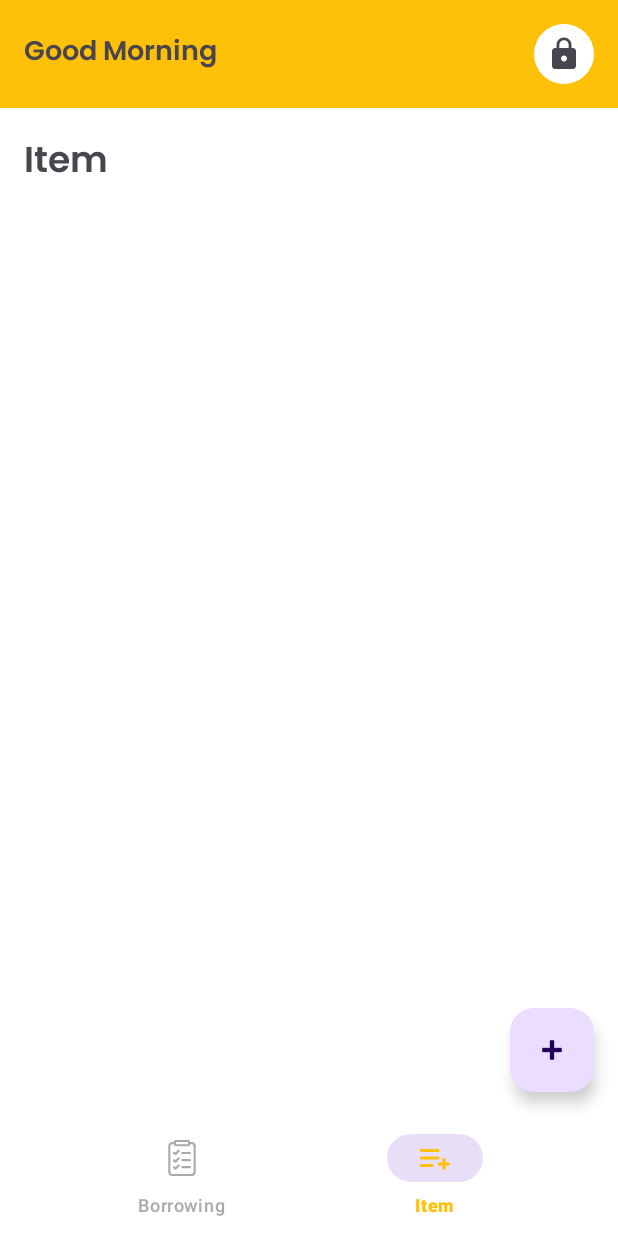
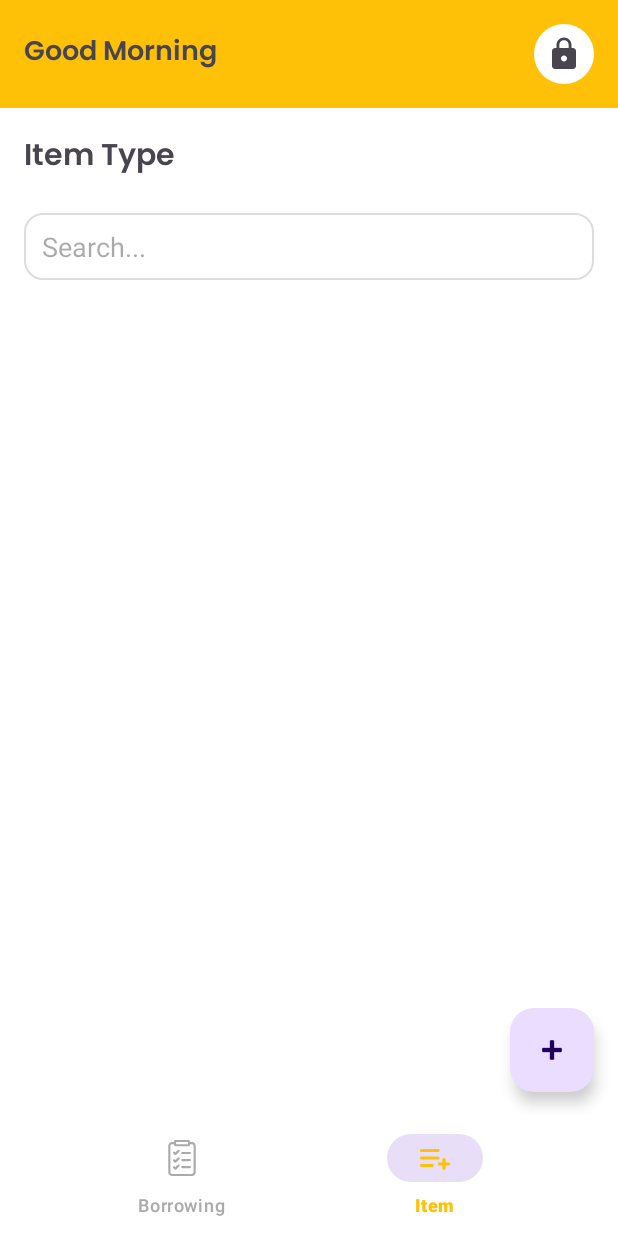
Before and after one commit to rayhanfay/pplm-project, an Android app: the BorrowingFragment screen opened directly, with no data from a screen before it, item 2 of the bottom bar chosen, on a phone screen of 412 x 824 dp. Run offline under Robolectric (Android 15) with nearby library versions, the phone set to English and light mode, and no system bars; our stand-ins replace Firebase (no records; nobody signed in at launch, a user with empty details on screens opened directly).

Commit message:
02.21 19.05.2025

```diff
--- a/ProjectInventarisUAS/app/src/main/java/com/pplm/projectinventarisuas/ui/adminsection/borrowing/BorrowingDetailActivity.kt
+++ b/ProjectInventarisUAS/app/src/main/java/com/pplm/projectinventarisuas/ui/adminsection/borrowing/BorrowingDetailActivity.kt
@@ -24,6 +24,8 @@ class BorrowingDetailActivity : AppCompatActivity() {
 
         val item = intent.getParcelableExtra<Borrowing>("borrowing")
         item?.let {
+            supportActionBar?.title = it.borrowing_id
+
             binding.tvBorrowingCode.text = "Borrowing Code: ${it.borrowing_id}"
             binding.tvDateBorrowed.text = "Date Borrowed: ${it.date_borrowed}"
             binding.tvStartHours.text = "Start Hours: ${it.start_hour}"
--- a/ProjectInventarisUAS/app/src/main/java/com/pplm/projectinventarisuas/ui/adminsection/item/ItemDetailActivity.kt
+++ b/ProjectInventarisUAS/app/src/main/java/com/pplm/projectinventarisuas/ui/adminsection/item/ItemDetailActivity.kt
@@ -67,6 +67,7 @@ class ItemDetailActivity : AppCompatActivity() {
     private fun setupToolbar() {
         setSupportActionBar(binding.toolbar)
         supportActionBar?.setDisplayHomeAsUpEnabled(true)
+        supportActionBar?.title = item.item_name
         binding.toolbar.setNavigationOnClickListener {
             onBackPressedDispatcher.onBackPressed()
         }
--- a/ProjectInventarisUAS/app/src/main/java/com/pplm/projectinventarisuas/ui/adminsection/item/ItemFragment.kt
+++ b/ProjectInventarisUAS/app/src/main/java/com/pplm/projectinventarisuas/ui/adminsection/item/ItemFragment.kt
@@ -5,7 +5,10 @@ import android.os.Bundle
 import android.view.LayoutInflater
 import android.view.View
 import android.view.ViewGroup
-import android.widget.Toast
+import androidx.core.widget.doOnTextChanged
+import androidx.recyclerview.widget.GridLayoutManager
+import com.pplm.projectinventarisuas.data.model.ItemSummary
+import com.pplm.projectinventarisuas.utils.adapter.ItemSummaryAdapter
 import androidx.fragment.app.Fragment
 import androidx.lifecycle.ViewModelProvider
 import androidx.recyclerview.widget.LinearLayoutManager
@@ -25,6 +28,7 @@ class ItemFragment : Fragment() {
     private val binding get() = _binding!!
     private lateinit var viewModel: ItemViewModel
     private lateinit var adapter: ItemAdapter
+    private lateinit var summaryAdapter: ItemSummaryAdapter
     private var isDialogVisible = false
 
     override fun onCreateView(
@@ -38,8 +42,17 @@ class ItemFragment : Fragment() {
     override fun onViewCreated(view: View, savedInstanceState: Bundle?) {
         super.onViewCreated(view, savedInstanceState)
 
+        setupSearchBar()
+        setupSwipeToRefresh()
         setupRecyclerView()
         setupViewModel()
+    }
+
+    private fun setupSearchBar() {
+        binding.etSearch.doOnTextChanged { text, _, _, _ ->
+            val query = text.toString()
+            viewModel.searchItems(query)
+        }
     }
 
     private fun setupRecyclerView() {
@@ -53,11 +66,23 @@ class ItemFragment : Fragment() {
     private fun setupViewModel() {
         val borrowingRepository = BorrowingRepository()
         val userRepository = UserRepository()
-        val viewModelFactory = ViewModelFactory(ItemRepository(), borrowingRepository, userRepository)
+        val viewModelFactory =
+            ViewModelFactory(ItemRepository(), borrowingRepository, userRepository)
         viewModel = ViewModelProvider(this, viewModelFactory)[ItemViewModel::class.java]
 
         viewModel.items.observe(viewLifecycleOwner) { itemList ->
             adapter.updateItems(itemList)
+        }
+
+        viewModel.summaryItems.observe(viewLifecycleOwner) { itemList ->
+            val summaryMap = itemList
+                .groupingBy { it.item_type }
+                .eachCount()
+                .map { ItemSummary(it.key, it.value) }
+
+            summaryAdapter = ItemSummaryAdapter(summaryMap)
+            binding.rvItemSummary.layoutManager = GridLayoutManager(requireContext(), 2)
+            binding.rvItemSummary.adapter = summaryAdapter
         }
 
         viewModel.loadItems()
@@ -96,14 +121,38 @@ class ItemFragment : Fragment() {
     }
 
     private fun deleteItem(item: Item) {
-        viewModel.deleteItem(item)
-        if (!isDialogVisible) {
-            isDialogVisible = true
-            CustomDialog.alert(
-                context = requireContext(),
-                message = "Item deleted successfully",
-                onDismiss = { isDialogVisible = false }
-            )
+        if (isDialogVisible) return
+
+        isDialogVisible = true
+        CustomDialog.confirm(
+            context = requireContext(),
+            message = "Yakin ingin menghapus item ini?",
+            onConfirm = {
+                viewModel.deleteItem(item)
+                CustomDialog.alert(
+                    context = requireContext(),
+                    message = "Item berhasil dihapus",
+                    onDismiss = { isDialogVisible = false }
+                )
+            },
+            onCancel = {
+                isDialogVisible = false
+            }
+        )
+    }
+
+    private fun setupSwipeToRefresh() {
+        binding.swipeRefresh.setOnRefreshListener {
+            binding.etSearch.setText("")
+            binding.etSearch.clearFocus()
+
+            val imm =
+                requireContext().getSystemService(android.content.Context.INPUT_METHOD_SERVICE) as android.view.inputmethod.InputMethodManager
+            imm.hideSoftInputFromWindow(binding.etSearch.windowToken, 0)
+
+            viewModel.loadItems()
+
+            binding.swipeRefresh.isRefreshing = false
         }
     }
 
--- a/ProjectInventarisUAS/app/src/main/java/com/pplm/projectinventarisuas/ui/studentsection/borrowing/BorrowingItemActivity.kt
+++ b/ProjectInventarisUAS/app/src/main/java/com/pplm/projectinventarisuas/ui/studentsection/borrowing/BorrowingItemActivity.kt
@@ -76,6 +76,7 @@ class BorrowingItemActivity : AppCompatActivity() {
                 }
             } else {
                 binding.etItemName.setText(name)
+                supportActionBar?.title = name
             }
         }
 
--- a/ProjectInventarisUAS/app/src/main/res/layout/fragment_item.xml
+++ b/ProjectInventarisUAS/app/src/main/res/layout/fragment_item.xml
@@ -1,25 +1,65 @@
 <?xml version="1.0" encoding="utf-8"?>
-<LinearLayout xmlns:android="http://schemas.android.com/apk/res/android"
+<FrameLayout xmlns:android="http://schemas.android.com/apk/res/android"
     xmlns:tools="http://schemas.android.com/tools"
     android:layout_width="match_parent"
     android:layout_height="match_parent"
-    tools:context=".ui.adminsection.item.ItemFragment"
+    android:background="@color/white"
+    tools:context=".ui.adminsection.item.ItemFragment">
+
+    <androidx.swiperefreshlayout.widget.SwipeRefreshLayout
+        android:id="@+id/swipeRefresh"
+        android:layout_width="match_parent"
+        android:layout_height="match_parent">
+
+        <ScrollView
+            android:layout_width="match_parent"
+            android:layout_height="match_parent"
+            android:fillViewport="true">
+
+            <LinearLayout
+                android:layout_width="match_parent"
+                android:layout_height="wrap_content"
                 android:orientation="vertical"
-    android:padding="16dp">
+                android:padding="16dp"
+                android:paddingBottom="24dp">
 
                 <TextView
                     android:layout_width="wrap_content"
                     android:layout_height="wrap_content"
-        android:text="Item"
+                    android:text="Item Type"
                     android:fontFamily="@font/poppins_semibold"
-        android:textSize="24sp"
+                    android:textSize="20sp"
                     android:textStyle="bold"
-        android:layout_marginBottom="16dp" />
+                    android:layout_marginBottom="8dp" />
+
+                <androidx.recyclerview.widget.RecyclerView
+                    android:id="@+id/rvItemSummary"
+                    android:layout_width="match_parent"
+                    android:layout_height="wrap_content"
+                    android:layout_marginBottom="12dp"
+                    android:nestedScrollingEnabled="false"
+                    android:overScrollMode="never"
+                    tools:listitem="@layout/item_summary_card" />
+
+                <EditText
+                    android:id="@+id/etSearch"
+                    android:layout_width="match_parent"
+                    android:layout_height="wrap_content"
+                    android:hint="Search..."
+                    android:background="@drawable/rounded_edittext"
+                    android:paddingHorizontal="12dp"
+                    android:inputType="text"
+                    android:maxLines="1"
+                    android:layout_marginBottom="12dp" />
 
                 <androidx.recyclerview.widget.RecyclerView
                     android:id="@+id/recyclerView"
-        tools:listitem="@layout/item_layout"
                     android:layout_width="match_parent"
-        android:layout_height="match_parent"/>
-
+                    android:layout_height="wrap_content"
+                    android:nestedScrollingEnabled="false"
+                    android:overScrollMode="never"
+                    tools:listitem="@layout/item_layout" />
             </LinearLayout>
+        </ScrollView>
+    </androidx.swiperefreshlayout.widget.SwipeRefreshLayout>
+</FrameLayout>
```
Also changed, not shown: ProjectInventarisUAS/app/src/main/java/com/pplm/projectinventarisuas/ui/adminsection/borrowing/BorrowingFragment.kt (+12 -3 lines). Lines whose indentation alone changed are shown as unchanged.
